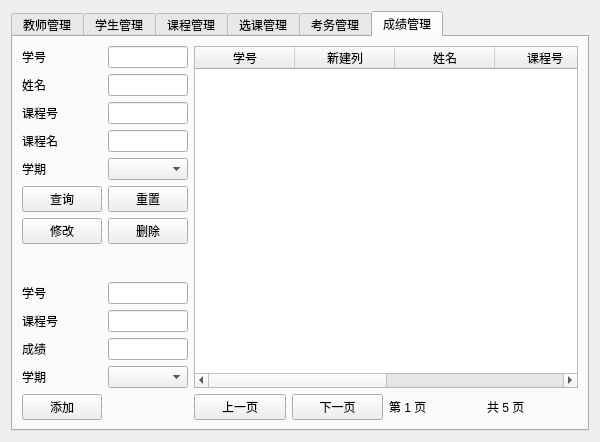
Database-Course-Developers/Educational_Administration_System, file admin.ui: the form before one commit.
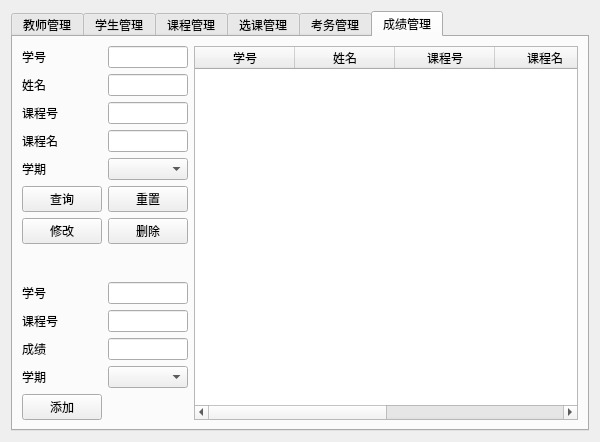
The form after the commit. The open tabs and pages were chosen to show the change.

Commit message:
教务端-成绩查找
教务端-成绩查找

```diff
--- a/admin.ui
+++ b/admin.ui
@@ -864,11 +864,6 @@
              <string>学号</string>
             </property>
            </column>
-           <column>
-            <property name="text">
-             <string>新建列</string>
-            </property>
-           </column>
            <column>
             <property name="text">
              <string>姓名</string>
@@ -889,40 +884,13 @@
              <string>开课学期</string>
             </property>
            </column>
+           <column>
+            <property name="text">
+             <string>成绩</string>
+            </property>
+           </column>
           </widget>
          </item>
-         <item>
-          <layout class="QHBoxLayout" name="horizontalLayout_5">
-           <item>
-            <widget class="QPushButton" name="pushButton_11">
-             <property name="text">
-              <string>上一页</string>
-             </property>
-            </widget>
-           </item>
-           <item>
-            <widget class="QPushButton" name="pushButton_10">
-             <property name="text">
-              <string>下一页</string>
-             </property>
-            </widget>
-           </item>
-           <item>
-            <widget class="QLabel" name="label_22">
-             <property name="text">
-              <string>第 1 页</string>
-             </property>
-            </widget>
-           </item>
-           <item>
-            <widget class="QLabel" name="label_23">
-             <property name="text">
-              <string>共 5 页</string>
-             </property>
-            </widget>
-           </item>
-          </layout>
-         </item>
         </layout>
        </item>
       </layout>
```
Left out of the diff: 20 changed lines with no effect on the pictures. The commit also changes 4 other files.
